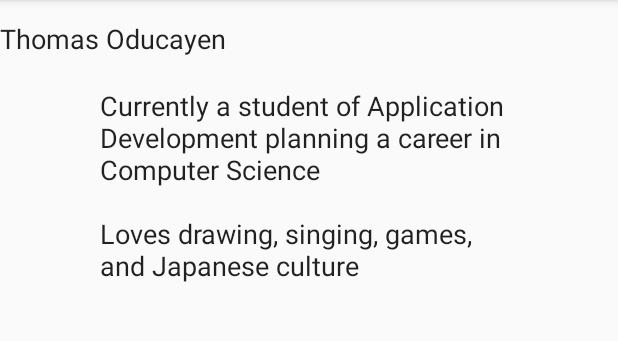
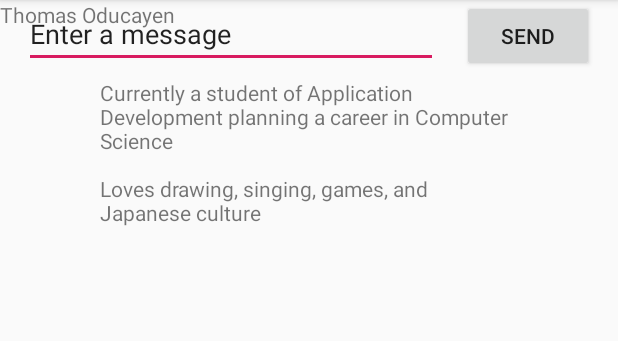
Before and after one commit to tcoducayen/AD340_Mobile_App, an Android app: the screen it shows after launch (MainActivity), on a phone screen of 412 x 824 dp, the part 84-425 px from its top. Run offline under Robolectric (Android 15) with nearby library versions, the phone set to English and light mode, and no system bars.

Commit message:
added a flexible text entry box and send button

```diff
--- a/app/src/main/res/layout/activity_main.xml
+++ b/app/src/main/res/layout/activity_main.xml
@@ -6,21 +6,21 @@
     android:layout_height="match_parent"
     tools:context=".MainActivity">
 
-    <EditText
+    <!--Static Text-->
+    <TextView
         android:id="@+id/editText"
         android:layout_width="191dp"
         android:layout_height="52dp"
         android:background="@null"
         android:ems="10"
-        android:inputType="textPersonName"
         android:text="@string/my_name"
         tools:layout_editor_absoluteX="16dp"
         tools:layout_editor_absoluteY="16dp" />
 
-    <EditText
+    <TextView
         android:id="@+id/editText2"
         android:layout_width="279dp"
-        android:layout_height="143dp"
+        android:layout_height="110dp"
         android:background="@null"
         android:ems="10"
         android:inputType="textMultiLine"
@@ -31,10 +31,41 @@
         app:layout_constraintTop_toBottomOf="@+id/editText"
         app:layout_constraintVertical_bias="0.0" />
 
+    <!--Editable Text-->
+    <EditText
+        android:id="@+id/editText3"
+        android:layout_width="0dp"
+        android:layout_height="wrap_content"
+        android:layout_marginStart="16dp"
+        android:layout_marginLeft="16dp"
+        android:ems="10"
+        android:inputType="textPersonName"
+        android:text="@string/edit_messages"
+        app:layout_constraintEnd_toStartOf="@+id/button"
+        app:layout_constraintHorizontal_bias="0.5"
+        app:layout_constraintStart_toStartOf="parent"
+        tools:layout_editor_absoluteY="195dp" />
+
+    <Button
+        android:id="@+id/button"
+        android:layout_width="wrap_content"
+        android:layout_height="wrap_content"
+        android:layout_marginStart="16dp"
+        android:layout_marginLeft="16dp"
+        android:layout_marginEnd="16dp"
+        android:layout_marginRight="16dp"
+        android:text="@string/button_send"
+        app:layout_constraintEnd_toEndOf="parent"
+        app:layout_constraintHorizontal_bias="0.5"
+        app:layout_constraintStart_toEndOf="@+id/editText3"
+        tools:layout_editor_absoluteY="192dp" />
+
     <android.support.constraint.Guideline
         android:id="@+id/guideline"
         android:layout_width="wrap_content"
         android:layout_height="wrap_content"
         android:orientation="horizontal"
         app:layout_constraintGuide_begin="20dp" />
+
+
 </android.support.constraint.ConstraintLayout>
--- a/app/src/main/res/values/strings.xml
+++ b/app/src/main/res/values/strings.xml
@@ -4,4 +4,6 @@
     <string name="personal_description">Currently a student of Application Development
         planning a career in Computer Science \n\nLoves drawing, singing, games, and
         Japanese culture</string>
+    <string name="edit_messages">Enter a message</string>
+    <string name="button_send">Send</string>
 </resources>
```
